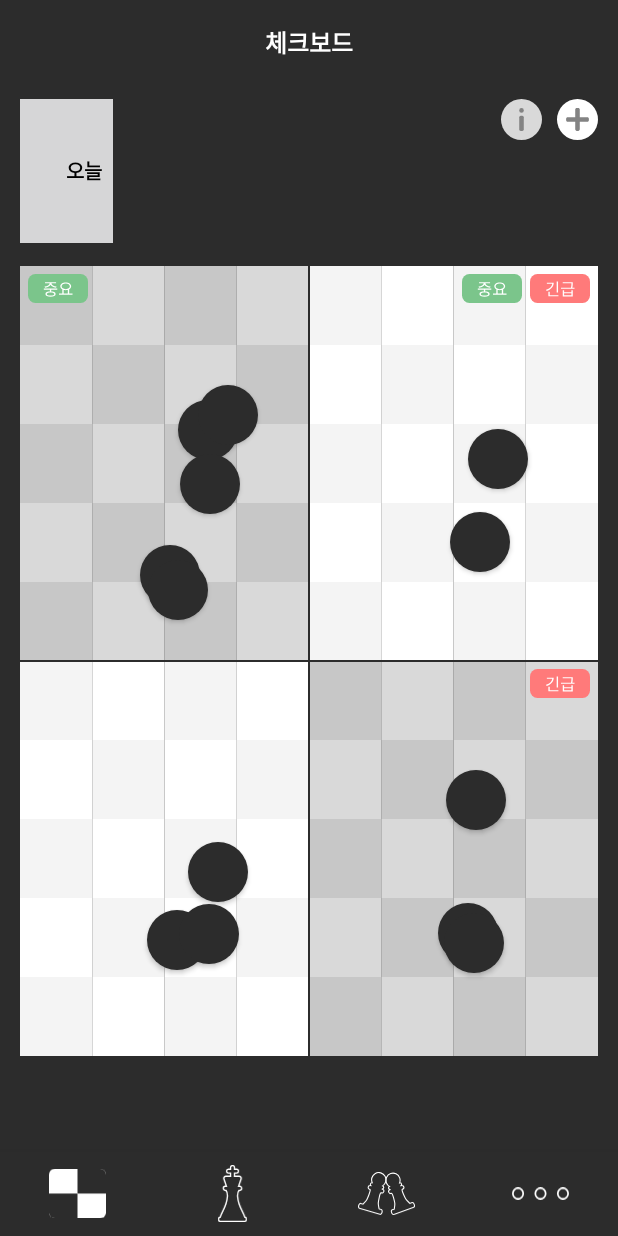
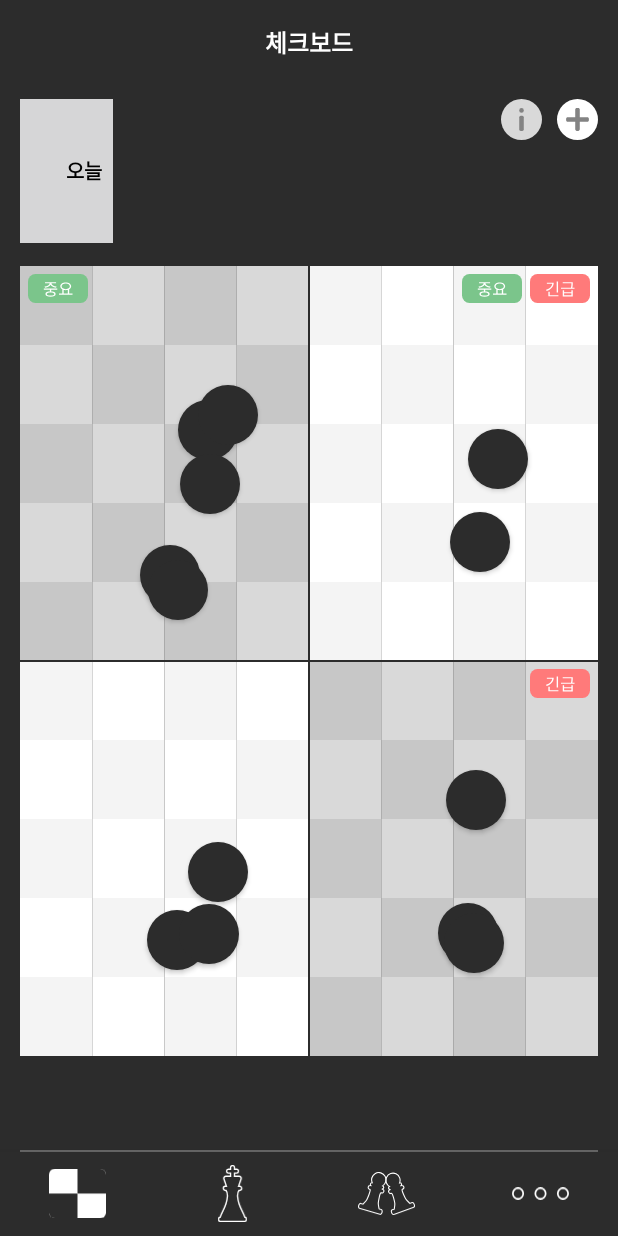
Before and after one commit to amie-lee/check-mate-Android, an Android app: the screen it shows after launch (MainActivity), on a phone screen of 412 x 824 dp. Run offline under Robolectric (Android 15) with nearby library versions, the phone set to English and light mode, and no system bars; libraries missing offline, so code that uses them is left out: com.kakao.sdk, com.navercorp.nid; 2 statements that could not run were skipped.

Commit message:
bot nav 디자인 수정

```diff
--- a/checkmateClient/app/src/main/res/layout/activity_main.xml
+++ b/checkmateClient/app/src/main/res/layout/activity_main.xml
@@ -26,4 +26,12 @@
         app:itemIconSize="38dp"
         android:background="@color/main_black"
         app:labelVisibilityMode="unlabeled"/>
+    <View
+        android:layout_width="0dp"
+        android:layout_height="1dp"
+        app:layout_constraintBottom_toTopOf="@id/nav_bottom"
+        app:layout_constraintStart_toStartOf="parent"
+        app:layout_constraintEnd_toEndOf="parent"
+        android:background="#666666"
+        android:layout_marginHorizontal="13dp" />
 </androidx.constraintlayout.widget.ConstraintLayout>
--- a/checkmateClient/app/src/main/res/menu/menu_bottom_nav.xml
+++ b/checkmateClient/app/src/main/res/menu/menu_bottom_nav.xml
@@ -4,7 +4,7 @@
     <item
         android:id="@+id/menu_check_board"
         android:icon="@drawable/check_board_selector"
-        android:title="@string/checkboard" />
+        android:title="@string/check_board" />
     <item
         android:id="@+id/menu_todo"
         android:icon="@drawable/todo_selector"
```
